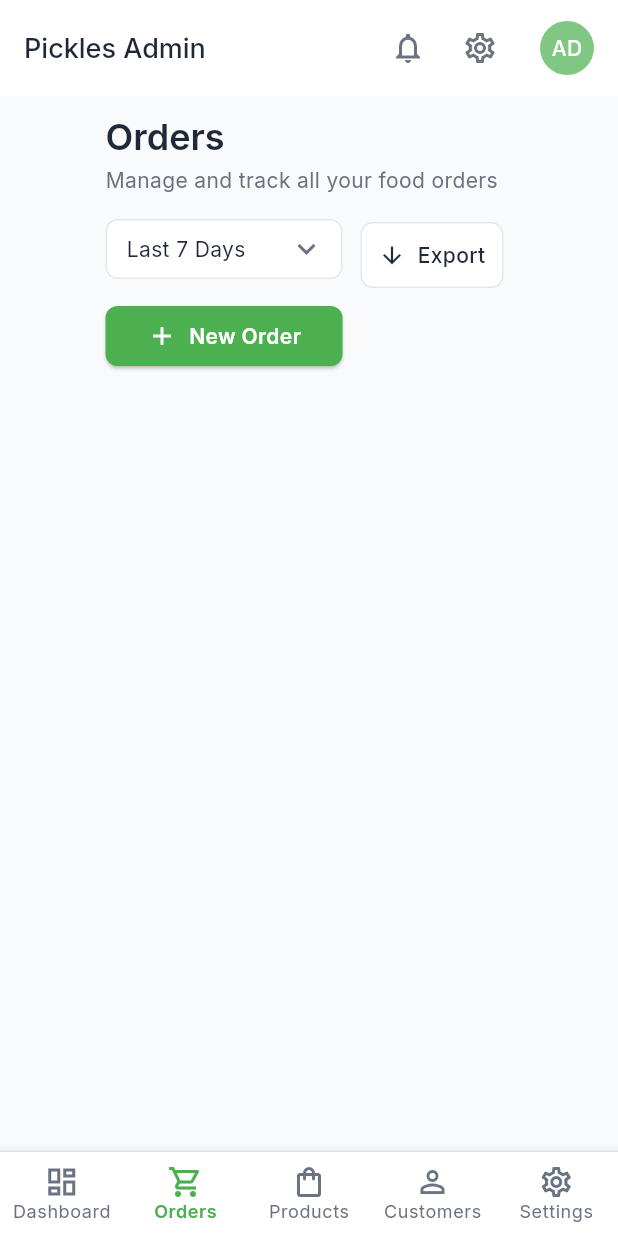
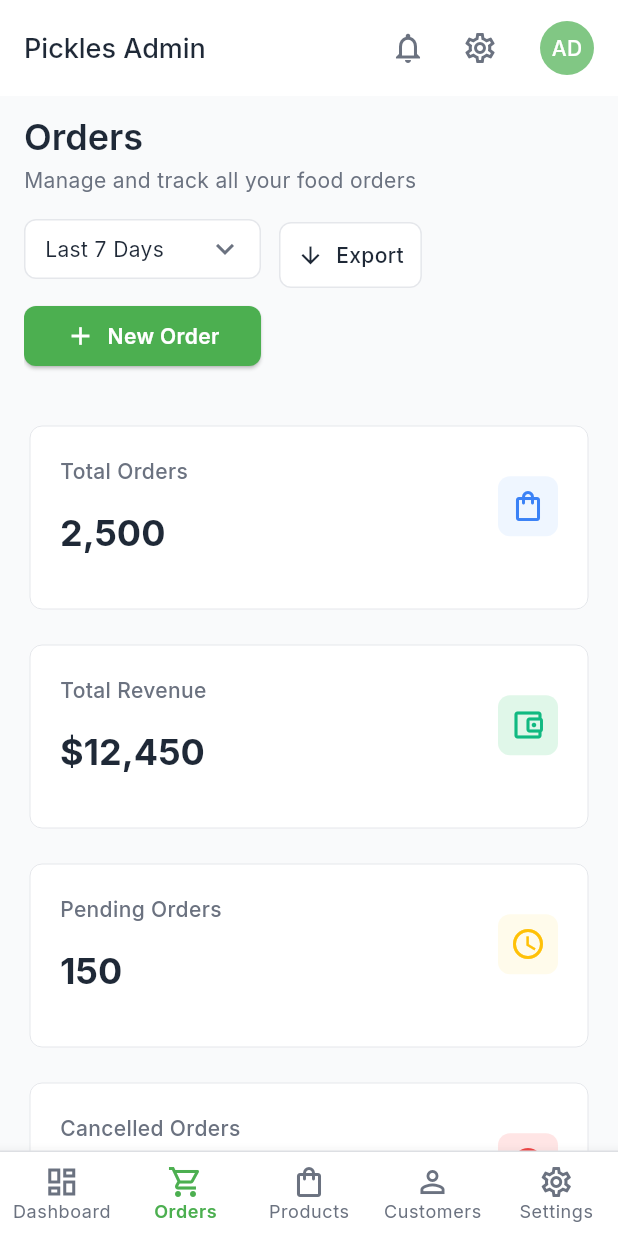
Before and after one commit to tulasireddytulasi/pickles_lab_web, a Flutter app: the screen it shows after launch, item 2 of the bottom bar chosen, on a phone screen of 412 x 824 dp. Run offline on Flutter 3.47's test engine with Material 3 defaults, Android fonts, the phone set to English and light mode, and no system bars; our stand-ins replace bloc, fl_chart, go_router, google_fonts; network calls fail.

Commit message:
feat(orders): Implement responsive statistics grid for Orders screen
This commit introduces a new statistical overview section on the Orders screen, featuring four key performance indicator (KPI) cards. The section is fully responsive, adjusting its layout from a single column on mobile to four columns on large desktops.

- **feat(model):** Adds `OrderDashboardStatsModel` to define the data structure and styling for stat cards, including mock data for Total Orders, Revenue, Pending, and Cancelled orders.
- **feat(ui):** Implements the `StatCard` widget, a reusable component to display a title, value, and styled icon within a `Card`.
- **feat(ui):** Creates the `StatsGrid` widget, which uses a `GridView.builder` and `LayoutBuilder` to create a responsive grid that adapts column count (1, 2, or 4) based on screen width.
- **refactor:** Renames `Orders_screen.dart` to `orders_screen.dart` for consistent file naming conventions and updates the corresponding import in `lib/app.dart`.
- **chore:** Integrates the new `StatsGrid` into the `OrdersScreen`.

```diff
--- a/lib/app.dart
+++ b/lib/app.dart
@@ -10,7 +10,7 @@
 import 'package:pickles_lab_dashboard/app/presentation/sellers_screen/sellers_screen.dart';
 import 'package:pickles_lab_dashboard/app/presentation/settings_screen/settings_screen.dart';
 
-import 'app/presentation/orders_screen/Orders_screen.dart';
+import 'app/presentation/orders_screen/orders_screen.dart';
 import 'app/widgets/responsive_layout.dart';
 
 // Router configuration using go_router
--- /dev/null
+++ b/lib/app/data/models/dashboard_stats_model.dart
@@ -0,0 +1,53 @@
+// lib/models/dashboard_stats_model.dart
+
+import 'package:flutter/material.dart';
+
+/// Defines the structure and visual properties for a single statistical card
+/// in the dashboard's summary grid.
+class OrderDashboardStatsModel {
+  final String title;
+  final String value;
+  final IconData icon;
+  final Color iconColor;
+  final Color backgroundColor;
+
+  const OrderDashboardStatsModel({
+    required this.title,
+    required this.value,
+    required this.icon,
+    required this.iconColor,
+    required this.backgroundColor,
+  });
+
+  // Mock data based on HTML analysis (assuming 4 cards: Total Orders, Revenue, Pending, Cancelled)
+  static const List<OrderDashboardStatsModel> mockStats = [
+    OrderDashboardStatsModel(
+      title: 'Total Orders',
+      value: '2,500',
+      icon: Icons.shopping_bag_outlined,
+      iconColor: Color(0xFF3B82F6), // Blue
+      backgroundColor: Color(0xFFEFF6FF), // Light Blue
+    ),
+    OrderDashboardStatsModel(
+      title: 'Total Revenue',
+      value: '\$12,450',
+      icon: Icons.account_balance_wallet_outlined,
+      iconColor: Color(0xFF10B981), // Green (Success)
+      backgroundColor: Color(0xFFE0F7E9), // Light Green
+    ),
+    OrderDashboardStatsModel(
+      title: 'Pending Orders',
+      value: '150',
+      icon: Icons.access_time_outlined,
+      iconColor: Color(0xFFFFC107), // Amber (Secondary)
+      backgroundColor: Color(0xFFFFFBEB), // Light Amber
+    ),
+    OrderDashboardStatsModel(
+      title: 'Cancelled Orders',
+      value: '25',
+      icon: Icons.cancel_outlined,
+      iconColor: Color(0xFFEF4444), // Red (Danger)
+      backgroundColor: Color(0xFFFFE5E5), // Light Red
+    ),
+  ];
+}
--- a/lib/app/presentation/orders_screen/Orders_screen.dart
+++ b/lib/app/presentation/orders_screen/orders_screen.dart
@@ -1,4 +1,5 @@
 import 'package:flutter/material.dart';
+import 'package:pickles_lab_dashboard/app/presentation/orders_screen/widgets/stats_grid.dart';
 import 'widgets/orders_control_header.dart';
 
 /// A simple placeholder screen for the Orders route.
@@ -13,6 +14,13 @@
         crossAxisAlignment: CrossAxisAlignment.start,
         children: [
           const OrdersHeader(),
+
+          const SizedBox(height: 32.0),
+
+          // 2. Stats Grid (NEW SECTION)
+          const StatsGrid(),
+
+          const SizedBox(height: 32.0),
         ],
       ),
     );
--- /dev/null
+++ b/lib/app/presentation/orders_screen/widgets/stat_card.dart
@@ -0,0 +1,70 @@
+// lib/widgets/stat_card.dart
+
+import 'package:flutter/material.dart';
+import 'package:pickles_lab_dashboard/app/core/theme/app_colors.dart';
+import 'package:pickles_lab_dashboard/app/data/models/dashboard_stats_model.dart';
+
+/// A reusable card component used to display a single key performance indicator (KPI).
+class StatCard extends StatelessWidget {
+  final OrderDashboardStatsModel stat;
+
+  const StatCard({super.key, required this.stat});
+
+  @override
+  Widget build(BuildContext context) {
+    final theme = Theme.of(context);
+
+    return Card(
+      // Card uses the default theme styling (rounded-button, white background)
+      child: Padding(
+        padding: const EdgeInsets.all(20.0),
+        child: Column(
+          crossAxisAlignment: CrossAxisAlignment.start,
+          mainAxisAlignment: MainAxisAlignment.spaceBetween,
+          children: [
+            // Row for Icon and Title
+            Row(
+              mainAxisAlignment: MainAxisAlignment.spaceBetween,
+              crossAxisAlignment: CrossAxisAlignment.center,
+              children: [
+                // Title (e.g., Total Orders)
+                Column(
+                  mainAxisSize: MainAxisSize.min,
+                  crossAxisAlignment: CrossAxisAlignment.start,
+                  mainAxisAlignment: MainAxisAlignment.start,
+                  children: [
+                    Text(
+                      stat.title,
+                      style: theme.textTheme.bodyMedium!.copyWith(
+                        color: AppColors.textMedium, // Gray-500
+                        fontWeight: FontWeight.w500,
+                      ),
+                    ),
+
+                    const SizedBox(height: 16.0),
+
+                    // Main Value (e.g., $12,450)
+                    Text(
+                      stat.value.trim(),
+                      textAlign: TextAlign.start,
+                      style: theme.textTheme.headlineMedium!.copyWith(
+                        fontWeight: FontWeight.w700,
+                        color: AppColors.textDark, // Gray-800
+                      ),
+                    ),
+                  ],
+                ),
+                // Icon (with custom background color)
+                Container(
+                  padding: const EdgeInsets.all(8.0),
+                  decoration: BoxDecoration(color: stat.backgroundColor, borderRadius: BorderRadius.circular(8.0)),
+                  child: Icon(stat.icon, color: stat.iconColor, size: 24),
+                ),
+              ],
+            ),
+          ],
+        ),
+      ),
+    );
+  }
+}
--- /dev/null
+++ b/lib/app/presentation/orders_screen/widgets/stats_grid.dart
@@ -0,0 +1,53 @@
+// lib/screens/orders/widgets/stats_grid.dart
+
+import 'package:flutter/material.dart';
+import 'package:pickles_lab_dashboard/app/core/theme/app_theme.dart';
+import 'package:pickles_lab_dashboard/app/data/models/dashboard_stats_model.dart';
+import 'package:pickles_lab_dashboard/app/presentation/orders_screen/widgets/stat_card.dart';
+
+/// A responsive grid layout for the summary statistical cards.
+///
+/// Uses [LayoutBuilder] and [GridView.count] (or similar responsive widget)
+/// to adapt the number of columns based on screen width.
+class StatsGrid extends StatelessWidget {
+  const StatsGrid({super.key});
+
+  @override
+  Widget build(BuildContext context) {
+    // Get the mock data for the 4 stats cards
+    final stats = OrderDashboardStatsModel.mockStats;
+
+    return LayoutBuilder(
+      builder: (context, constraints) {
+        final screenWidth = constraints.maxWidth;
+        int crossAxisCount;
+
+        // Determine the number of columns based on breakpoints
+        if (screenWidth >= AppBreakpoints.largeDesktop) {
+          crossAxisCount = 4; // Full desktop view
+        } else if (screenWidth >= AppBreakpoints.desktop) {
+          crossAxisCount = 2; // Tablet/Small desktop view
+        } else {
+          crossAxisCount = 1; // Mobile view
+        }
+
+        return GridView.builder(
+          // Important: Prevents GridView from taking infinite height in a Column/ListView
+          shrinkWrap: true,
+          physics: const NeverScrollableScrollPhysics(),
+          itemCount: stats.length,
+          gridDelegate: SliverGridDelegateWithFixedCrossAxisCount(
+            crossAxisCount: crossAxisCount,
+            crossAxisSpacing: 16.0,
+            mainAxisSpacing: 16.0,
+            // Ensure cards have an appropriate height (based on padding and font sizes in StatCard)
+            mainAxisExtent: 130.0,
+          ),
+          itemBuilder: (context, index) {
+            return StatCard(stat: stats[index]);
+          },
+        );
+      },
+    );
+  }
+}
```
